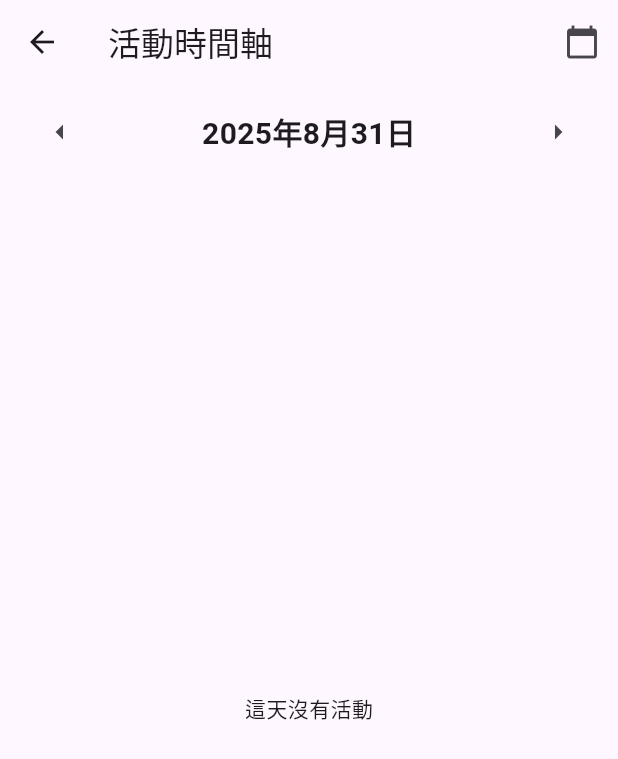
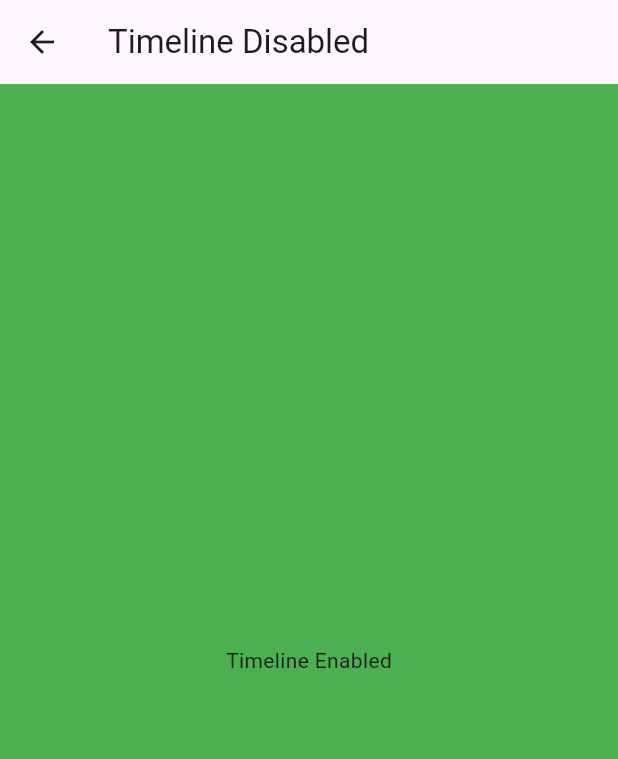
Before and after one commit to wentingcoding960206/Carbon-Tracker, a Flutter app: the TimelineUI screen opened directly, on a phone screen of 412 x 824 dp. Shown: the top 759 px of the screen. Run offline on Flutter 3.47's test engine with Material 3 defaults, Android fonts, the phone set to English and light mode, and no system bars; our stand-ins replace audioplayers, cloud_firestore, firebase_auth, firebase_core, fl_chart, geolocator and 7 more; missing offline and left inert: record; accounts and stored records are empty.

Commit message:
combining stuffff

```diff
--- /dev/null
+++ b/lib/settings_database.dart
@@ -0,0 +1,47 @@
+import 'package:sqflite/sqflite.dart';
+import 'package:path/path.dart';
+
+class SettingsDatabase {
+  static Database? _db;
+
+  static Future<Database> get database async {
+    if (_db != null) return _db!;
+    _db = await _initDB();
+    return _db!;
+  }
+
+  static Future<Database> _initDB() async {
+    final dbPath = await getDatabasesPath();
+    final path = join(dbPath, 'settings.db');
+
+    return await openDatabase(
+      path,
+      version: 1,
+      onCreate: (db, version) async {
+        await db.execute('''
+          CREATE TABLE settings(
+            key TEXT PRIMARY KEY,
+            value TEXT
+          )
+        ''');
+      },
+    );
+  }
+
+  static Future<void> setSetting(String key, String value) async {
+    final db = await database;
+    await db.insert('settings', {
+      'key': key,
+      'value': value,
+    }, conflictAlgorithm: ConflictAlgorithm.replace);
+  }
+
+  static Future<String?> getSetting(String key) async {
+    final db = await database;
+    final res = await db.query('settings', where: 'key = ?', whereArgs: [key]);
+    if (res.isNotEmpty) {
+      return res.first['value'] as String;
+    }
+    return null;
+  }
+}
--- a/lib/timelineui.dart
+++ b/lib/timelineui.dart
@@ -1,6 +1,7 @@
 
 
 import 'dart:convert';
+import 'package:carbon_tracker/settings_database.dart';
 import 'package:flutter/material.dart';
 import 'package:intl/intl.dart';
 import 'package:intl/date_symbol_data_local.dart';
@@ -52,7 +53,29 @@
 
   @override
   Widget build(BuildContext context) {
-    final formattedDate = DateFormat('yyyy年M月d日', 'zh_TW').format(selectedDate);
+    return FutureBuilder<String?>(
+      future: SettingsDatabase.getSetting('tracking_enabled'),
+      builder: (context, snapshot) {
+        if (snapshot.connectionState == ConnectionState.waiting) {
+          return const Center(child: CircularProgressIndicator());
+        }
+
+        bool showTimeline = snapshot.data == 'true';
+
+        if (!showTimeline) {
+          return Scaffold(
+            appBar: AppBar(title: const Text("Timeline Disabled")),
+            body: Container(
+              color: Colors.green,
+              child: const Center(child: Text("Timeline Enabled")),
+            ),
+          );
+        }
+
+        final formattedDate = DateFormat(
+          'yyyy年M月d日',
+          'zh_TW',
+        ).format(selectedDate);
         final dateKey = DateFormat('yyyy-MM-dd').format(selectedDate);
 
         return Scaffold(
@@ -68,13 +91,28 @@
           body: Column(
             children: [
               Padding(
-            padding: const EdgeInsets.symmetric(horizontal: 16, vertical: 8),
+                padding: const EdgeInsets.symmetric(
+                  horizontal: 16,
+                  vertical: 8,
+                ),
                 child: Row(
                   mainAxisAlignment: MainAxisAlignment.spaceBetween,
                   children: [
-                IconButton(icon: Icon(Icons.arrow_left), onPressed: _previousDay),
-                Text(formattedDate, style: TextStyle(fontSize: 20, fontWeight: FontWeight.bold)),
-                IconButton(icon: Icon(Icons.arrow_right), onPressed: _nextDay),
+                    IconButton(
+                      icon: Icon(Icons.arrow_left),
+                      onPressed: _previousDay,
+                    ),
+                    Text(
+                      formattedDate,
+                      style: TextStyle(
+                        fontSize: 20,
+                        fontWeight: FontWeight.bold,
+                      ),
+                    ),
+                    IconButton(
+                      icon: Icon(Icons.arrow_right),
+                      onPressed: _nextDay,
+                    ),
                   ],
                 ),
               ),
@@ -87,11 +125,15 @@
                     }
 
                     final activities = snapshot.data ?? [];
-                if (activities.isEmpty) return Center(child: Text('這天沒有活動'));
+                    if (activities.isEmpty)
+                      return Center(child: Text('這天沒有活動'));
 
                     final totalCarbon = activities.fold<double>(
                       0,
-                  (sum, a) => sum + (double.tryParse(a.carbonEmission.split(' ')[0]) ?? 0),
+                      (sum, a) =>
+                          sum +
+                          (double.tryParse(a.carbonEmission.split(' ')[0]) ??
+                              0),
                     );
 
                     return Column(
@@ -102,7 +144,10 @@
                             itemBuilder: (context, index) {
                               final a = activities[index];
                               return Card(
-                            margin: EdgeInsets.symmetric(horizontal: 16, vertical: 8),
+                                margin: EdgeInsets.symmetric(
+                                  horizontal: 16,
+                                  vertical: 8,
+                                ),
                                 child: Padding(
                                   padding: const EdgeInsets.all(16),
                                   child: Text(
@@ -120,7 +165,10 @@
                           padding: const EdgeInsets.all(16),
                           child: Text(
                             '當日總碳排量：${totalCarbon.toStringAsFixed(2)} kg CO₂',
-                        style: TextStyle(fontSize: 16, fontWeight: FontWeight.bold),
+                            style: TextStyle(
+                              fontSize: 16,
+                              fontWeight: FontWeight.bold,
+                            ),
                           ),
                         ),
                       ],
@@ -131,7 +179,10 @@
             ],
           ),
         );
+      },
+    );
   }
+
 }
 
 class Activity {
```
Also changed, not shown: lib/home_page.dart (+32 -35 lines), lib/settings.dart (+28 -17 lines). Lines whose indentation alone changed are shown as unchanged.
